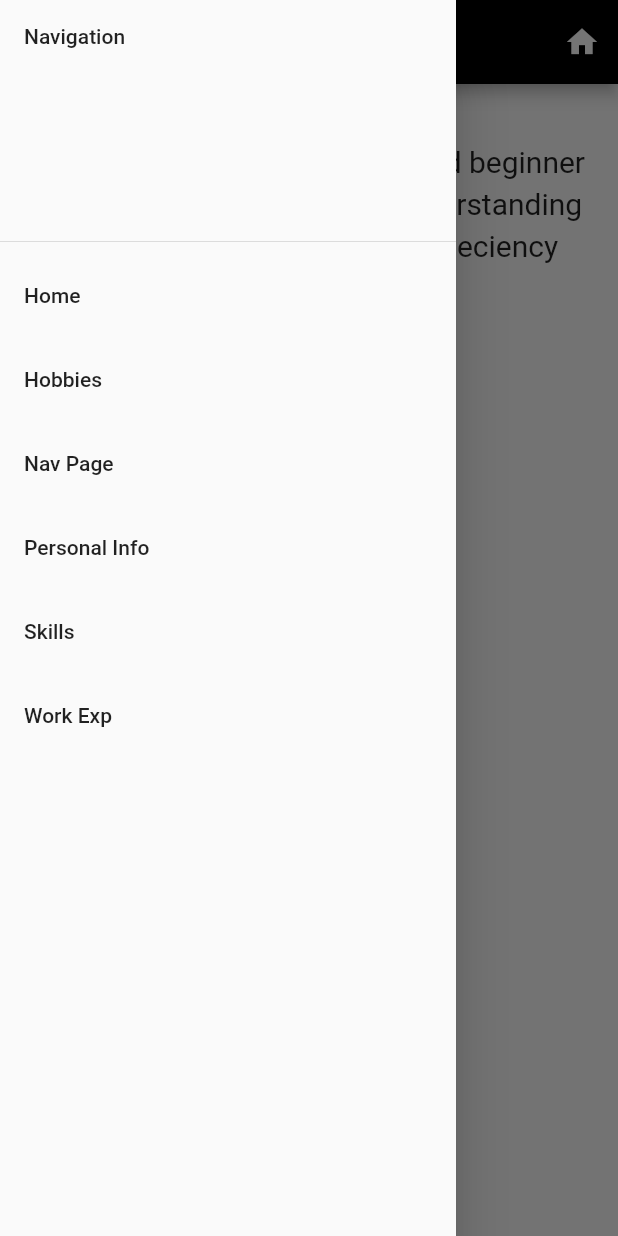
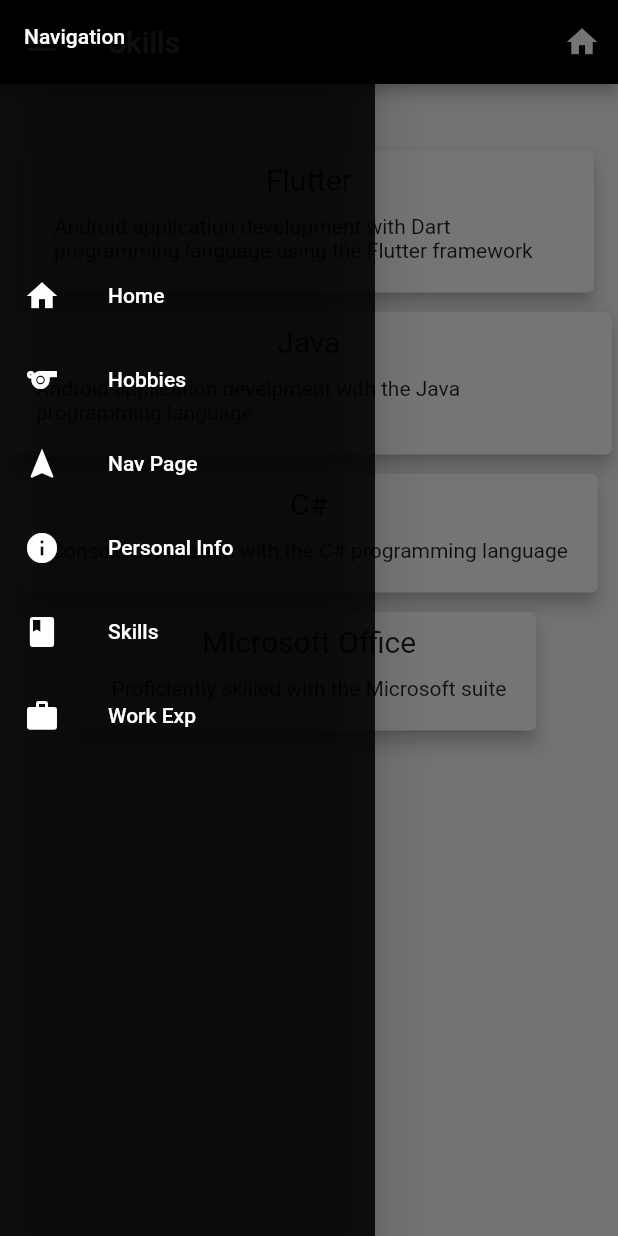
Before and after one commit to tlholo-kvs/my_cv_as_an_app, a Flutter app: the SkillsPage screen opened by its route, with the side drawer open, on a phone screen of 412 x 824 dp. Run offline on Flutter 3.47's test engine with Material 2 defaults, Android fonts, the phone set to English and light mode, and no system bars.

Commit message:
Added a Card to display each skills on the skills page nicely. Added space between the widgets on Hobbies page. Made styling changes to the drawer

```diff
--- a/lib/pages/hobbies.dart
+++ b/lib/pages/hobbies.dart
@@ -27,19 +27,39 @@ class HobbiesPage extends StatelessWidget {
         child: Column(
           children: const [
             SizedBox(
+              height: 20,
+            ),
+            MyCircleWidget(),
+            SizedBox(
               height: 10,
             ),
-            MyCircleWidget(),
-            Text('My hobbies include:',
-                style: TextStyle(fontWeight: FontWeight.w600, fontSize: 30)),
+            Text(
+              'My hobbies include:',
+              style: TextStyle(fontWeight: FontWeight.w600, fontSize: 30),
+            ),
+            SizedBox(
+              height: 10,
+            ),
             Text('• Theology',
                 style: TextStyle(fontWeight: FontWeight.w300, fontSize: 30)),
+            SizedBox(
+              height: 10,
+            ),
             Text('• Reading',
                 style: TextStyle(fontWeight: FontWeight.w300, fontSize: 30)),
+            SizedBox(
+              height: 10,
+            ),
             Text('• Making music',
                 style: TextStyle(fontWeight: FontWeight.w300, fontSize: 30)),
+            SizedBox(
+              height: 10,
+            ),
             Text('• Writing music',
                 style: TextStyle(fontWeight: FontWeight.w300, fontSize: 30)),
+            SizedBox(
+              height: 10,
+            ),
             Text('• YouTube',
                 style: TextStyle(fontWeight: FontWeight.w300, fontSize: 30)),
           ],
--- a/lib/pages/skills.dart
+++ b/lib/pages/skills.dart
@@ -2,6 +2,7 @@ import 'package:flutter/material.dart';
 
 import '../routes/my_router.dart';
 import '../widgets/my_drawer.dart';
+import '../widgets/skills_text_card.dart';
 
 class SkillsPage extends StatelessWidget {
   const SkillsPage({Key? key}) : super(key: key);
@@ -28,29 +29,39 @@ class SkillsPage extends StatelessWidget {
             SizedBox(
               height: 40,
             ),
-            Text(
-              'Flutter programming - Advanced beginner',
-              style: TextStyle(fontSize: 20, fontWeight: FontWeight.w400),
+            Padding(
+              padding: EdgeInsets.only(left: 12.0, right: 12.0),
+              child: SkillsTextCard(
+                cardText: 'Flutter',
+                skillDesc:
+                    'Android application development with Dart programming language using the Flutter framework',
+              ),
             ),
             SizedBox(
               height: 5,
             ),
-            Text(
-              'Java programming - Basic understanding',
-              style: TextStyle(fontSize: 20, fontWeight: FontWeight.w400),
+            SkillsTextCard(
+              cardText: 'Java',
+              skillDesc:
+                  'Android application develpment with the Java programming language',
             ),
             SizedBox(
               height: 5,
             ),
-            Text(
-              'C# programming -  Basic profieciency',
-              style: TextStyle(fontSize: 20, fontWeight: FontWeight.w400),
+            SkillsTextCard(
+              cardText: 'C#',
+              skillDesc: 'Console application with the C# programming language',
             ),
             SizedBox(
               height: 5,
             ),
-            Text(''),
-            Text(''),
+            SkillsTextCard(
+              cardText: 'Microsoft Office',
+              skillDesc: 'Proficiently skilled with the Microsoft suite',
+            ),
+            SizedBox(
+              height: 5,
+            ),
           ],
         ),
       ),
--- a/lib/widgets/my_drawer.dart
+++ b/lib/widgets/my_drawer.dart
@@ -10,34 +10,81 @@ class MyDrawer extends StatelessWidget {
   @override
   Widget build(BuildContext context) {
     return Drawer(
+      backgroundColor: Colors.black87,
+      width: 250,
       child: ListView(
         padding: EdgeInsets.zero,
         children: [
           const DrawerHeader(
-            child: Text('Navigation'),
+            child: Text(
+              'Navigation',
+              style: TextStyle(color: Colors.white),
+            ),
           ),
           ListTile(
-            title: const Text('Home'),
+            leading: const Icon(
+              Icons.home,
+              color: Colors.white,
+            ),
+            title: const Text(
+              'Home',
+              style: TextStyle(color: Colors.white),
+            ),
             onTap: () => Navigator.pushNamed(context, MyRouter.homePage),
           ),
           ListTile(
-            title: const Text('Hobbies'),
+            leading: const Icon(
+              Icons.sports,
+              color: Colors.white,
+            ),
+            title: const Text(
+              'Hobbies',
+              style: TextStyle(color: Colors.white),
+            ),
             onTap: () => Navigator.pushNamed(context, MyRouter.hobbiesPage),
           ),
           ListTile(
-            title: const Text('Nav Page'),
+            leading: const Icon(
+              Icons.navigation,
+              color: Colors.white,
+            ),
+            title: const Text(
+              'Nav Page',
+              style: TextStyle(color: Colors.white),
+            ),
             onTap: () => Navigator.pushNamed(context, MyRouter.navPage),
           ),
           ListTile(
-            title: const Text('Personal Info'),
+            leading: const Icon(
+              Icons.info,
+              color: Colors.white,
+            ),
+            title: const Text(
+              'Personal Info',
+              style: TextStyle(color: Colors.white),
+            ),
             onTap: () => Navigator.pushNamed(context, MyRouter.infoPage),
           ),
           ListTile(
-            title: const Text('Skills'),
+            leading: const Icon(
+              Icons.book,
+              color: Colors.white,
+            ),
+            title: const Text(
+              'Skills',
+              style: TextStyle(color: Colors.white),
+            ),
             onTap: () => Navigator.pushNamed(context, MyRouter.skillsPage),
           ),
           ListTile(
-            title: const Text('Work Exp'),
+            leading: const Icon(
+              Icons.work,
+              color: Colors.white,
+            ),
+            title: const Text(
+              'Work Exp',
+              style: TextStyle(color: Colors.white),
+            ),
             onTap: () => Navigator.pushNamed(context, MyRouter.experiencePage),
           ),
         ],
--- /dev/null
+++ b/lib/widgets/skills_text_card.dart
@@ -0,0 +1,33 @@
+import 'package:flutter/material.dart';
+
+class SkillsTextCard extends StatelessWidget {
+  final String cardText;
+  final String skillDesc;
+  const SkillsTextCard({
+    Key? key,
+    required this.cardText,
+    required this.skillDesc,
+  }) : super(key: key);
+
+  @override
+  Widget build(BuildContext context) {
+    return Card(
+      elevation: 5,
+      child: Padding(
+        padding: const EdgeInsets.all(8.0),
+        child: Column(
+          children: [
+            Text(
+              cardText,
+              style: const TextStyle(fontSize: 20, fontWeight: FontWeight.w400),
+            ),
+            Padding(
+              padding: const EdgeInsets.all(12.0),
+              child: Text(skillDesc),
+            ),
+          ],
+        ),
+      ),
+    );
+  }
+}
```
